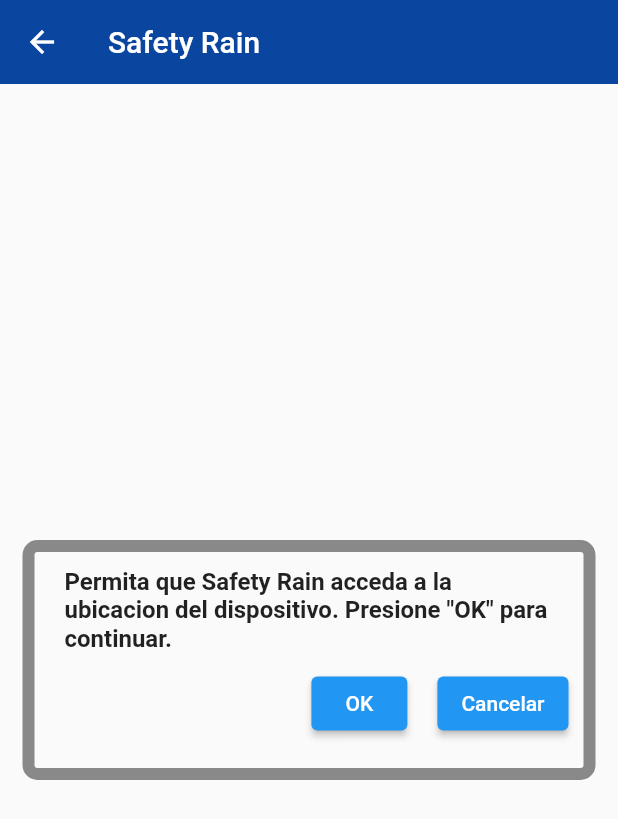
After one commit to GustavoZegarra/PRY2021267_MobileApp, a Flutter app: the RequestPermissionScreen screen opened by its route, on a phone screen of 412 x 824 dp. The commit adds this screen. Shown: the top 819 px of the screen. Run offline on Flutter 3.47's test engine with Material 2 defaults, Android fonts, the phone set to English and light mode, and no system bars; our stand-ins replace google_maps_flutter, location, permission_handler; missing offline and left inert: dart:ffi.

Commit message:
Mas cambios para el mapa

```diff
--- /dev/null
+++ b/mobile_app/lib/controllers/request_permission_controller.dart
@@ -0,0 +1,27 @@
+import 'dart:async';
+
+import 'package:permission_handler/permission_handler.dart';
+
+class RequestPermissionController {
+  final Permission _locationPermission;
+  RequestPermissionController(this._locationPermission);
+
+  final _streamController = StreamController<PermissionStatus>.broadcast();
+
+  Stream<PermissionStatus> get onStatusChanged => _streamController.stream;
+
+  request() async {
+    final status = await _locationPermission.request();
+    _notify(status);
+  }
+
+  void _notify(PermissionStatus status) {
+    if (!_streamController.isClosed && _streamController.hasListener) {
+      _streamController.sink.add(status);
+    }
+  }
+
+  void dispose() {
+    _streamController.close();
+  }
+}
--- a/mobile_app/lib/main.dart
+++ b/mobile_app/lib/main.dart
@@ -1,4 +1,6 @@
 import 'package:flutter/material.dart';
+import 'package:mobile_app/screens/PrimerMensajeScreen.dart';
+import 'package:mobile_app/screens/request_permission_screen.dart';
 import 'package:mobile_app/screens/screens.dart';
 import 'package:mobile_app/themes/app_theme.dart';
 
@@ -12,11 +14,13 @@ class MyApp extends StatelessWidget {
     return MaterialApp(
       debugShowCheckedModeBanner: false,
       title: 'Sistema de Alerta Temprana',
-      initialRoute: 'tab',
+      initialRoute: 'pMensaje',
       routes: {
         'home': (_) => HomeScreen(),
         'detail': (_) => DetailScreen(),
         'tab': (_) => TabScreen(),
+        'requestPermission':(_)=>RequestPermissionScreen(),
+        'pMensaje':(_)=>PrimerMensajeScreen()
       },
       theme: AppTheme.lightTheme
     );
--- /dev/null
+++ b/mobile_app/lib/screens/request_permission_screen.dart
@@ -0,0 +1,92 @@
+import 'dart:async';
+import 'dart:io';
+
+import 'package:flutter/material.dart';
+import 'package:mobile_app/controllers/request_permission_controller.dart';
+import 'package:mobile_app/screens/home_screen.dart';
+import 'package:mobile_app/screens/mapa_screen.dart';
+import 'package:mobile_app/screens/screens.dart';
+import 'package:permission_handler/permission_handler.dart';
+
+class RequestPermissionScreen extends StatefulWidget {
+  @override
+  RequestPermissionState createState() => RequestPermissionState();
+}
+
+class RequestPermissionState extends State<RequestPermissionScreen> {
+  final _controller = RequestPermissionController(Permission.locationWhenInUse);
+  late StreamSubscription _subscription;
+
+  @override
+  void initState() {
+    super.initState();
+    //Escuchando eventros desde este screen
+    _subscription = _controller.onStatusChanged.listen(
+      (status) {
+        //si nos dan acceso a la ubicacion del dispositivo
+        if (status == PermissionStatus.granted) {
+          Navigator.pushReplacementNamed(context, 'tab');
+        }
+      },
+    );
+  }
+
+//cuando se elimina del arbol  se usa el dispose ekisde
+  @override
+  void dispose() {
+    _subscription.cancel();
+    _controller.dispose();
+    super.dispose();
+  }
+
+  @override
+  Widget build(BuildContext context) {
+    return Scaffold(
+        appBar: AppBar(title: const Text('Safety Rain')),
+        body: Center(
+            child: Container(
+                margin: EdgeInsets.all(15),
+                width: MediaQuery.of(context).size.width,
+                height: 160,
+                decoration: BoxDecoration(
+                  border: Border.all(color: Colors.black45, width: 8.0),
+                  borderRadius: BorderRadius.circular(10.0),
+                ),
+                child: Column(
+                  children: [
+                    Container(
+                      width: MediaQuery.of(context).size.width,
+                      margin: const EdgeInsets.fromLTRB(10, 10, 10, 0),
+                      padding: const EdgeInsets.fromLTRB(10, 0, 10, 0),
+                      child: const Text(
+                          'Permita que Safety Rain acceda a la ubicacion del dispositivo. Presione "OK" para continuar.',
+                          style: TextStyle(
+                              fontSize: 16, fontWeight: FontWeight.bold)),
+                    ),
+                    Row(
+                      mainAxisAlignment: MainAxisAlignment.end,
+                      children: [
+                        Container(
+                          padding: const EdgeInsets.all(10),
+                          child: ElevatedButton(
+                            child: Text("OK"),
+                            onPressed: () {
+                              _controller.request();
+                            },
+                          ),
+                        ),
+                        Container(
+                          padding: const EdgeInsets.all(10),
+                          child: ElevatedButton(
+                            child: Text("Cancelar"),
+                            onPressed: () {
+                              exit(0);
+                            },
+                          ),
+                        ),
+                      ],
+                    ),
+                  ],
+                ))));
+  }
+}
--- a/mobile_app/pubspec.yaml
+++ b/mobile_app/pubspec.yaml
@@ -37,6 +37,8 @@ dependencies:
   cupertino_icons: ^1.0.2
   google_maps_flutter: ^2.1.1
   provider: ^6.0.2
+  permission_handler: ^9.2.0
+  location: ^4.3.0
 
 dev_dependencies:
   flutter_test:
```
Also changed, not shown: mobile_app/lib/controllers/PrimerMensajeController.dart (added, +17 -0 lines), mobile_app/lib/controllers/map_controller.dart (+6 -1 lines), mobile_app/lib/screens/PrimerMensajeScreen.dart (added, +34 -0 lines), mobile_app/lib/screens/incidente_screen.dart (+10 -10 lines), mobile_app/lib/screens/mapa_screen.dart (+25 -3 lines), mobile_app/pubspec.lock, 3 other files.
